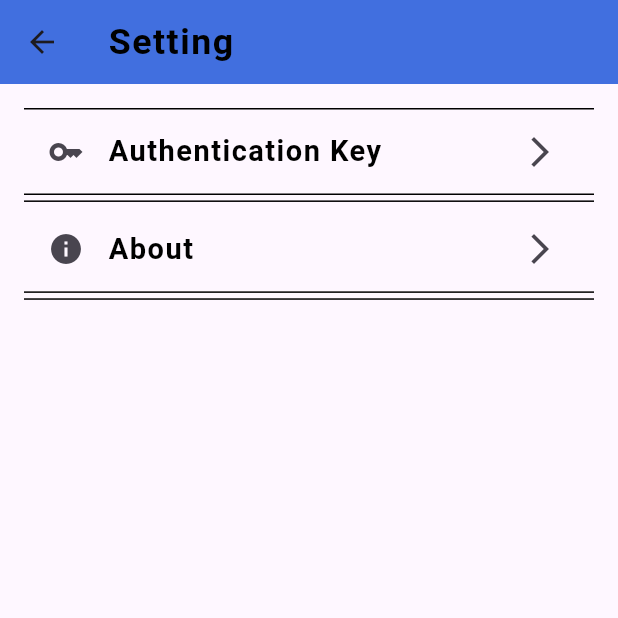
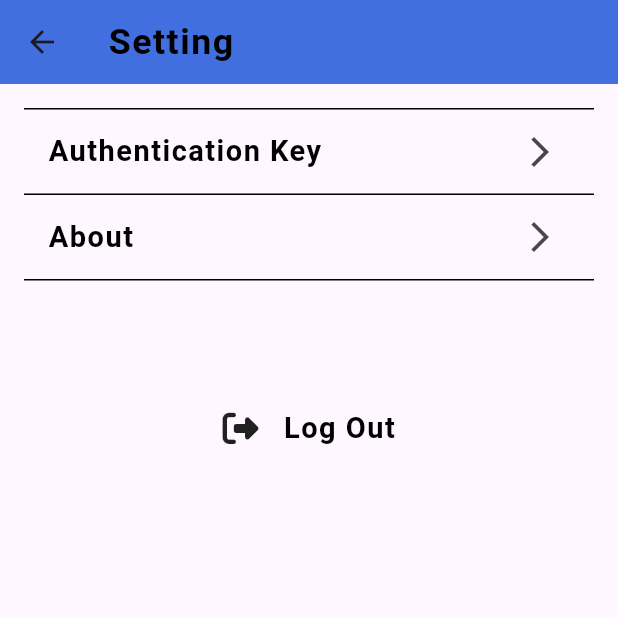
Before and after one commit to AfiqHarith20/Live_Manage_Dinesoft, a Flutter app: the SettingPage screen opened directly, on a phone screen of 412 x 824 dp, the top half of it. Run offline on Flutter 3.47's test engine with Material 3 defaults, Android fonts, the phone set to English and light mode, and no system bars; our stand-ins replace beamer, flutter_secure_storage, flutter_speed_dial, font_awesome_flutter, getwidget, google_fonts and 6 more; missing offline and left inert: graphic, rename; accounts and stored records are empty; generated files the repository leaves out were written again; network calls fail; Roboto replaces fonts that are missing (Inder).

Commit message:
Revert "update"
This reverts commit 5cf57854c0a8b7838f3c485c8ae0e0e9d39ba6e1.

```diff
--- a/lib/pages/setting_page.dart
+++ b/lib/pages/setting_page.dart
@@ -53,7 +53,7 @@ class _SettingPageState extends State<SettingPage> {
                   ),
                 ),
               ),
-              child: InkWell(
+              child: ListTile(
                 onTap: () {
                   // Navigate to the authentication page
                   Navigator.push(
@@ -63,8 +63,6 @@ class _SettingPageState extends State<SettingPage> {
                     ),
                   );
                 },
-                child: ListTile(
-                  leading: const Icon(Icons.key),
                 title: Text(
                   AppLocalizations.of(context)?.authKeyTxt ??
                       "Authentication Key",
@@ -75,11 +73,7 @@ class _SettingPageState extends State<SettingPage> {
                 trailing: const Icon(Icons.arrow_forward_ios),
               ),
             ),
-            ),
-            Divider(
-              color: Colors.black,
-              height: 1.h,
-            ),
+            // Add more Container widgets with ListTile for additional settings
             Container(
               decoration: const BoxDecoration(
                 border: Border(
@@ -89,7 +83,7 @@ class _SettingPageState extends State<SettingPage> {
                   ),
                 ),
               ),
-              child: InkWell(
+              child: ListTile(
                 onTap: () async {
                   const url = 'https://www.dinesoft.com.my/';
                   if (await canLaunch(url)) {
@@ -98,8 +92,6 @@ class _SettingPageState extends State<SettingPage> {
                     throw 'Could not launch $url';
                   }
                 },
-                child: ListTile(
-                  leading: const Icon(Icons.info),
                 title: Text(
                   AppLocalizations.of(context)?.aboutPageContent ??
                       "About Page",
@@ -110,56 +102,62 @@ class _SettingPageState extends State<SettingPage> {
                 trailing: const Icon(Icons.arrow_forward_ios),
               ),
             ),
+            SizedBox(height: 8.h),
+            GestureDetector(
+              onTap: () {
+                logout();
+              },
+              child: Container(
+                height: 8.h,
+                decoration: BoxDecoration(
+                  color: Colors.transparent,
+                  borderRadius: BorderRadius.circular(20),
                 ),
-            Divider(
-              color: Colors.black,
-              height: 1.h,
+                child: Row(
+                  mainAxisAlignment: MainAxisAlignment.center,
+                  children: [
+                    const FaIcon(
+                      FontAwesomeIcons.rightFromBracket,
                     ),
-            // ListTile(
-            //   leading: const Icon(Icons.logout),
-            //   title: Text(
-            //     AppLocalizations.of(context)?.logoutBtn ?? 'Log Out',
-            //     style: AppTextStyle.textmedium,
+                    SizedBox(
+                      width: 2.h,
+                    ),
+                    Text(
+                      AppLocalizations.of(context)?.logoutBtn ?? 'Log Out',
+                      style: AppTextStyle.textmedium,
+                    ),
+                  ],
+                ),
+              ),
+            ),
+            // Add more Container widgets with ListTile for additional settings
+            // Container(
+            //   decoration: const BoxDecoration(
+            //     border: Border(
+            //       bottom: BorderSide(
+            //         color: Colors.black,
+            //         width: 1.0,
+            //       ),
+            //     ),
             //   ),
-            //   onTap: logout,
-            //   onLongPress: () {
-            //     showDialog(
-            //       context: context,
-            //       builder: (context) {
-            //         return AlertDialog(
-            //           title: Text(
-            //             "Log Out",
-            //             style: AppTextStyle.titleMedium,
-            //           ),
-            //           content: Text(
-            //             "Are you sure you want to log out?",
-            //             style: AppTextStyle.textmedium,
-            //           ),
-            //           actions: [
-            //             TextButton(
-            //               onPressed: () {
-            //                 Navigator.pop(context);
-            //               },
-            //               child: Text(
-            //                 'Cancel',
-            //                 style: AppTextStyle.textmedium,
-            //               ),
-            //             ),
-            //             TextButton(
-            //               onPressed: () {
-            //                 logout();
-            //               },
-            //               child: Text(
-            //                 AppLocalizations.of(context)?.logoutBtn ??
-            //                     'Log Out',
-            //                 style: AppTextStyle.textmedium,
-            //               ),
-            //             ),
-            //           ],
-            //         );
-            //       },
-            //     );
-            //   },
+            //   child: ListTile(
+            //     onTap: () {
+            //       // Navigate to the authentication page
+            //       Navigator.push(
+            //         context,
+            //         MaterialPageRoute(
+            //           builder: (context) => const AuthenticationPage(),
+            //         ),
+            //       );
+            //     },
+            //     title: Text(
+            //       "Language",
+            //       style: AppTextStyle.textmedium.copyWith(
+            //         color: Colors.black,
+            //       ),
+            //     ),
+            //     trailing: const Icon(Icons.arrow_forward_ios),
+            //   ),
             // ),
           ],
         ),
```
Also changed, not shown: lib/components/home_components/live_sales.dart (+11 -13 lines), lib/components/report_sales.dart (+3 -35 lines), lib/pages/table_page.dart (+13 -56 lines). Lines whose indentation alone changed are shown as unchanged.
